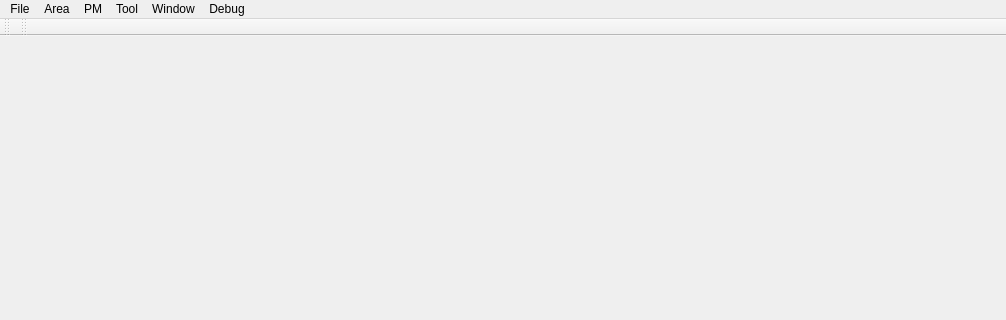
The window that ExRoadDesigner/MainWindow.ui (gnishida/ExRoadDesigner) describes before a commit, drawn with Qt 5; both pictures show x 0 to 1006 and y 0 to 320 of the 1006 by 800 pixel window.
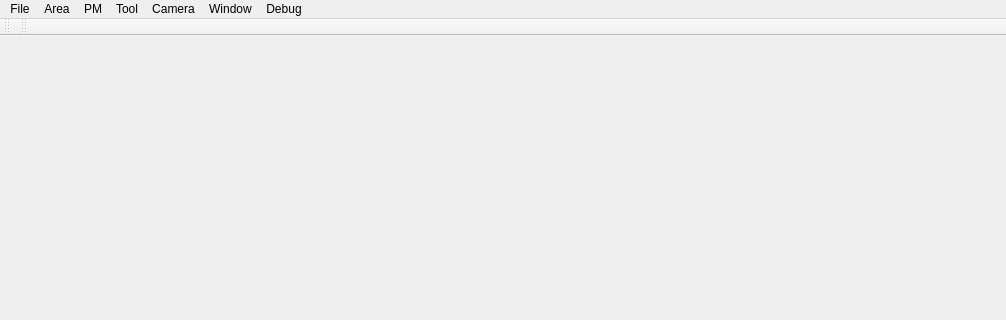
The same window after the commit. Icons and pictures are not drawn.

Commit message:
Add camera sequence for content generation
- Add camera sequence for content generation
- can switch between two cameras
- improve shadow

The edit to the form file:
```diff
--- a/ExRoadDesigner/MainWindow.ui
+++ b/ExRoadDesigner/MainWindow.ui
@@ -115,10 +115,18 @@
     <addaction name="actionTerrainDataConverter"/>
     <addaction name="actionTerrainDataConverter2"/>
    </widget>
+   <widget class="QMenu" name="menuCamera">
+    <property name="title">
+     <string>Camera</string>
+    </property>
+    <addaction name="actionCamera3D"/>
+    <addaction name="actionCameraFlyOver"/>
+   </widget>
    <addaction name="menuFile"/>
    <addaction name="menuArea"/>
    <addaction name="menuPM"/>
    <addaction name="menuTool"/>
+   <addaction name="menuCamera"/>
    <addaction name="menuWindow"/>
    <addaction name="menuDebug"/>
   </widget>
```
Left out of the diff: 16 changed lines with no effect on the pictures. The commit also changes 32 other files.
